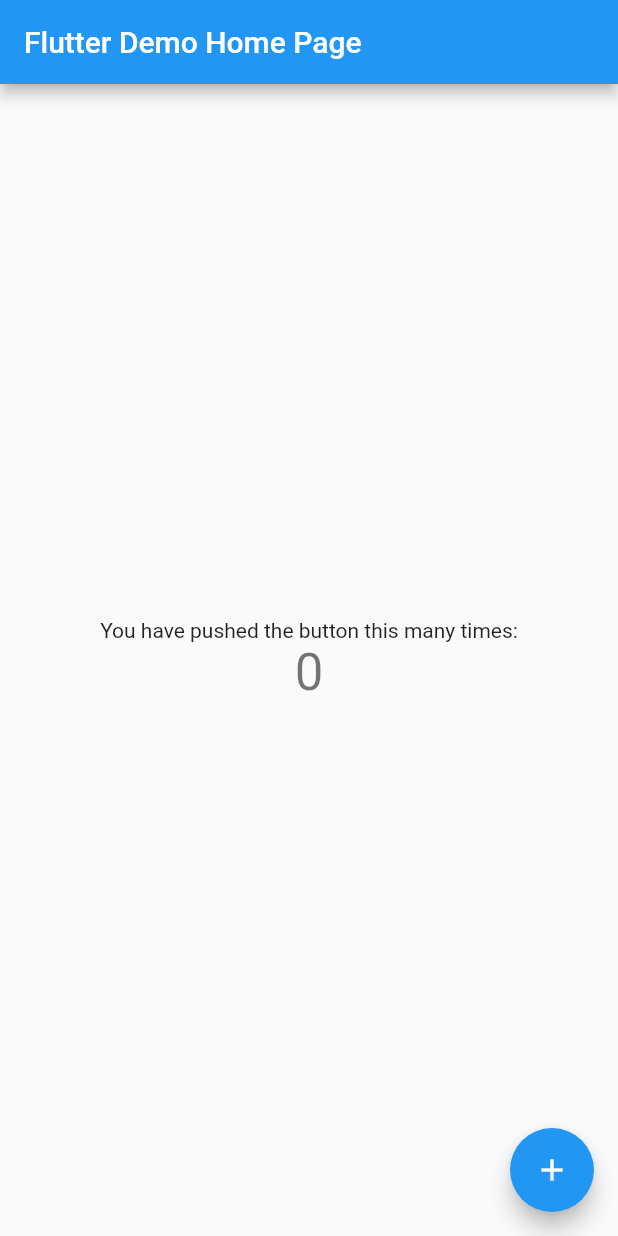
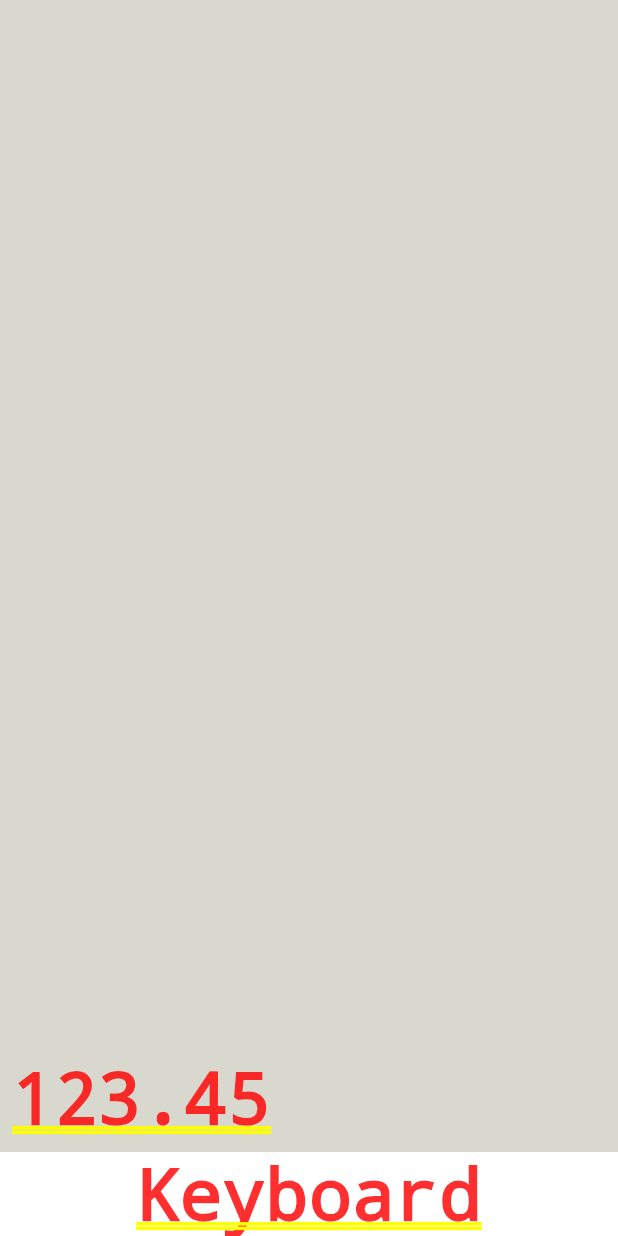
Before and after one commit to jerahborges/flutter_calculadora, a Flutter app: the screen it shows after launch, on a phone screen of 412 x 824 dp. Run offline on Flutter 3.47's test engine with Material 2 defaults, Android fonts, the phone set to English and light mode, and no system bars.

Commit message:
Verção 1.1

```diff
--- /dev/null
+++ b/lib/components/display.dart
@@ -0,0 +1,27 @@
+import 'package:flutter/material.dart';
+
+class Display extends StatelessWidget {
+  final String text;
+
+  Display(this.text);
+
+  @override
+  Widget build(BuildContext context) {
+    return Expanded(
+      flex: 1,
+      child: Container(
+        color: Color.fromARGB(48, 48, 48, 1),
+        child: Column(
+          mainAxisAlignment: MainAxisAlignment.end,
+          crossAxisAlignment: CrossAxisAlignment.stretch,
+          children: <Widget>[
+            Padding(
+              padding: const EdgeInsets.all(8.0),
+              child: Text(text),
+            ),
+          ],
+        ),
+      ),
+    );
+  }
+}
--- a/lib/main.dart
+++ b/lib/main.dart
@@ -1,115 +1,6 @@
 import 'package:flutter/material.dart';
+import 'screens/calculator.dart';
 
 void main() {
-  runApp(const MyApp());
+  runApp(Calculator());
 }
-
-class MyApp extends StatelessWidget {
-  const MyApp({super.key});
-
-  // This widget is the root of your application.
-  @override
-  Widget build(BuildContext context) {
-    return MaterialApp(
-      title: 'Flutter Demo',
-      theme: ThemeData(
-        // This is the theme of your application.
-        //
-        // Try running your application with "flutter run". You'll see the
-        // application has a blue toolbar. Then, without quitting the app, try
-        // changing the primarySwatch below to Colors.green and then invoke
-        // "hot reload" (press "r" in the console where you ran "flutter run",
-        // or simply save your changes to "hot reload" in a Flutter IDE).
-        // Notice that the counter didn't reset back to zero; the application
-        // is not restarted.
-        primarySwatch: Colors.blue,
-      ),
-      home: const MyHomePage(title: 'Flutter Demo Home Page'),
-    );
-  }
-}
-
-class MyHomePage extends StatefulWidget {
-  const MyHomePage({super.key, required this.title});
-
-  // This widget is the home page of your application. It is stateful, meaning
-  // that it has a State object (defined below) that contains fields that affect
-  // how it looks.
-
-  // This class is the configuration for the state. It holds the values (in this
-  // case the title) provided by the parent (in this case the App widget) and
-  // used by the build method of the State. Fields in a Widget subclass are
-  // always marked "final".
-
-  final String title;
-
-  @override
-  State<MyHomePage> createState() => _MyHomePageState();
-}
-
-class _MyHomePageState extends State<MyHomePage> {
-  int _counter = 0;
-
-  void _incrementCounter() {
-    setState(() {
-      // This call to setState tells the Flutter framework that something has
-      // changed in this State, which causes it to rerun the build method below
-      // so that the display can reflect the updated values. If we changed
-      // _counter without calling setState(), then the build method would not be
-      // called again, and so nothing would appear to happen.
-      _counter++;
-    });
-  }
-
-  @override
-  Widget build(BuildContext context) {
-    // This method is rerun every time setState is called, for instance as done
-    // by the _incrementCounter method above.
-    //
-    // The Flutter framework has been optimized to make rerunning build methods
-    // fast, so that you can just rebuild anything that needs updating rather
-    // than having to individually change instances of widgets.
-    return Scaffold(
-      appBar: AppBar(
-        // Here we take the value from the MyHomePage object that was created by
-        // the App.build method, and use it to set our appbar title.
-        title: Text(widget.title),
-      ),
-      body: Center(
-        // Center is a layout widget. It takes a single child and positions it
-        // in the middle of the parent.
-        child: Column(
-          // Column is also a layout widget. It takes a list of children and
-          // arranges them vertically. By default, it sizes itself to fit its
-          // children horizontally, and tries to be as tall as its parent.
-          //
-          // Invoke "debug painting" (press "p" in the console, choose the
-          // "Toggle Debug Paint" action from the Flutter Inspector in Android
-          // Studio, or the "Toggle Debug Paint" command in Visual Studio Code)
-          // to see the wireframe for each widget.
-          //
-          // Column has various properties to control how it sizes itself and
-          // how it positions its children. Here we use mainAxisAlignment to
-          // center the children vertically; the main axis here is the vertical
-          // axis because Columns are vertical (the cross axis would be
-          // horizontal).
-          mainAxisAlignment: MainAxisAlignment.center,
-          children: <Widget>[
-            const Text(
-              'You have pushed the button this many times:',
-            ),
-            Text(
-              '$_counter',
-              style: Theme.of(context).textTheme.headline4,
-            ),
-          ],
-        ),
-      ),
-      floatingActionButton: FloatingActionButton(
-        onPressed: _incrementCounter,
-        tooltip: 'Increment',
-        child: const Icon(Icons.add),
-      ), // This trailing comma makes auto-formatting nicer for build methods.
-    );
-  }
-}
--- /dev/null
+++ b/lib/screens/calculator.dart
@@ -0,0 +1,13 @@
+import 'package:flutter/material.dart';
+import '../components/display.dart';
+
+class Calculator extends StatelessWidget {
+  @override
+  Widget build(BuildContext context) {
+    return MaterialApp(
+        home: Column(children: <Widget>[
+      Display('123.45'),
+      Text('Keyboard'),
+    ]));
+  }
+}
```
Also changed, not shown: 1 other file.
